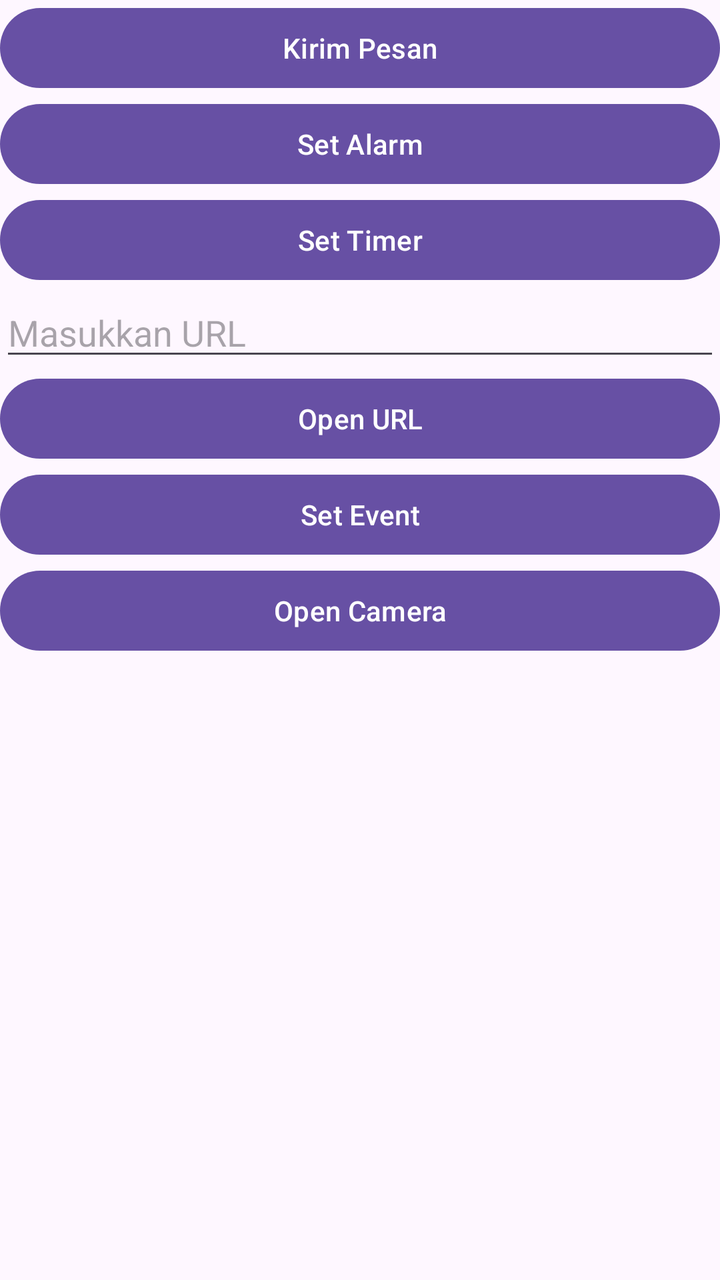
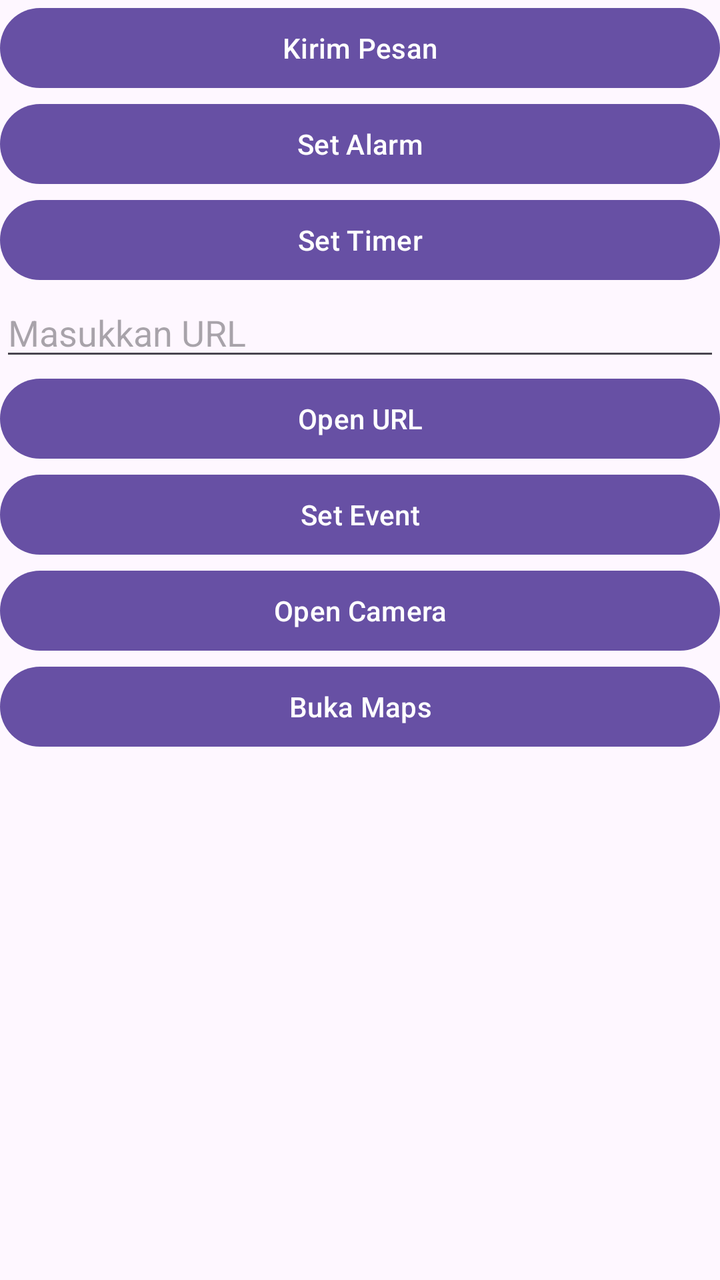

Screens rendered from an Android XML layout before and after an edit, with the pre-edit source and the edit as a unified diff.
<!-- AndroidManifest.xml: application theme Theme.Implisitintent -->
<!-- res/layout/activity_main.xml -->
<?xml version="1.0" encoding="utf-8"?>
<LinearLayout xmlns:android="http://schemas.android.com/apk/res/android"
    xmlns:app="http://schemas.android.com/apk/res-auto"
    xmlns:tools="http://schemas.android.com/tools"
    android:id="@+id/main"
    android:layout_width="match_parent"
    android:layout_height="match_parent"
    android:orientation="vertical"
    tools:context=".MainActivity">

    <Button
        android:layout_width="match_parent"
        android:layout_height="wrap_content"
        android:id="@+id/btnKirimPesnan"
        android:text="Kirim Pesan" />

    <Button
        android:layout_width="match_parent"
        android:layout_height="wrap_content"
        android:id="@+id/btnSetAlarm"
        android:text="Set Alarm" />

    <Button
        android:layout_width="match_parent"
        android:layout_height="wrap_content"
        android:id="@+id/btnSetTimer"
        android:text="Set Timer" />

    <EditText
        android:layout_width="match_parent"
        android:layout_height="wrap_content"
        android:id="@+id/etURL"
        android:hint="Masukkan URL" />

    <Button
        android:layout_width="match_parent"
        android:layout_height="wrap_content"
        android:id="@+id/btnOpenURL"
        android:text="Open URL" />

    <Button
        android:layout_width="match_parent"
        android:layout_height="wrap_content"
        android:id="@+id/btnSetEvent"
        android:text="Set Event" />

    <ImageView
        android:layout_width="match_parent"
        android:layout_height="wrap_content"
        android:id="@+id/ivHasil" />

    <Button
        android:layout_width="match_parent"
        android:layout_height="wrap_content"
        android:id="@+id/btnGetPhoto"
        android:text="Open Camera" />


</LinearLayout>
<!-- resources referenced by this layout -->
<resources>
  <style name="Theme.Implisitintent" parent="Base.Theme.Implisitintent" />
  <style name="Base.Theme.Implisitintent" parent="Theme.Material3.DayNight.NoActionBar">
          
          
      </style>
</resources>

<!-- the commit's change to res/layout/activity_main.xml (unified diff, before → after) -->
@@ -55,5 +55,10 @@
         android:id="@+id/btnGetPhoto"
         android:text="Open Camera" />
 
+    <Button
+        android:layout_width="match_parent"
+        android:layout_height="wrap_content"
+        android:id="@+id/btnBukaMaps"
+        android:text="Buka Maps"/>
 
 </LinearLayout>
